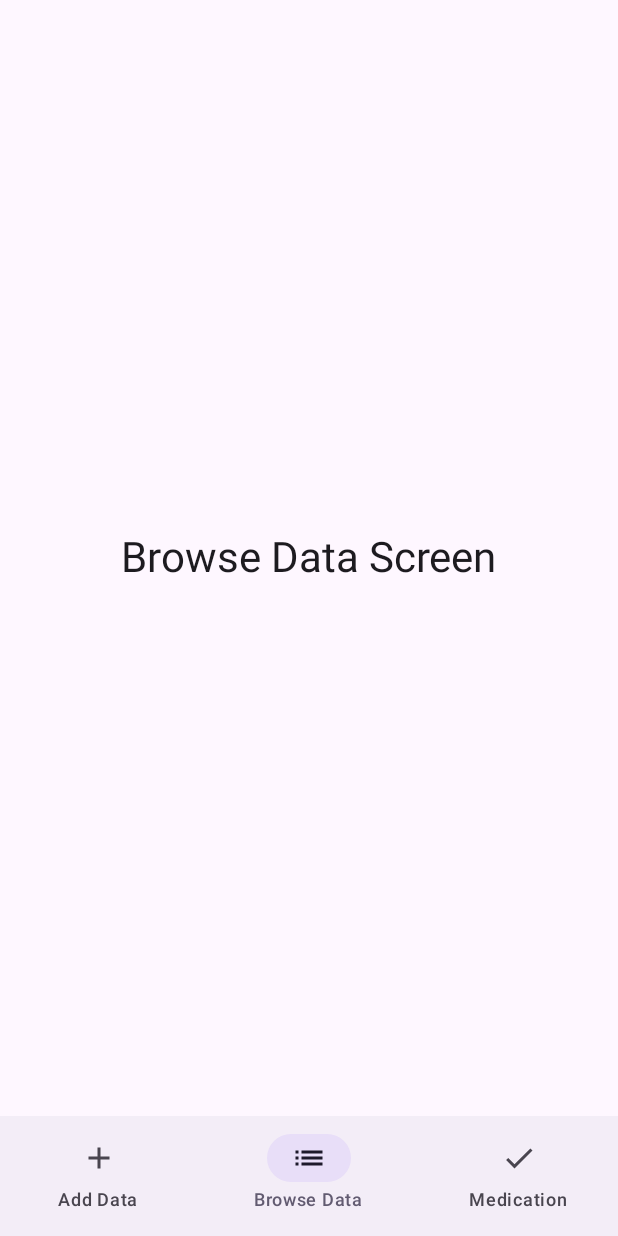
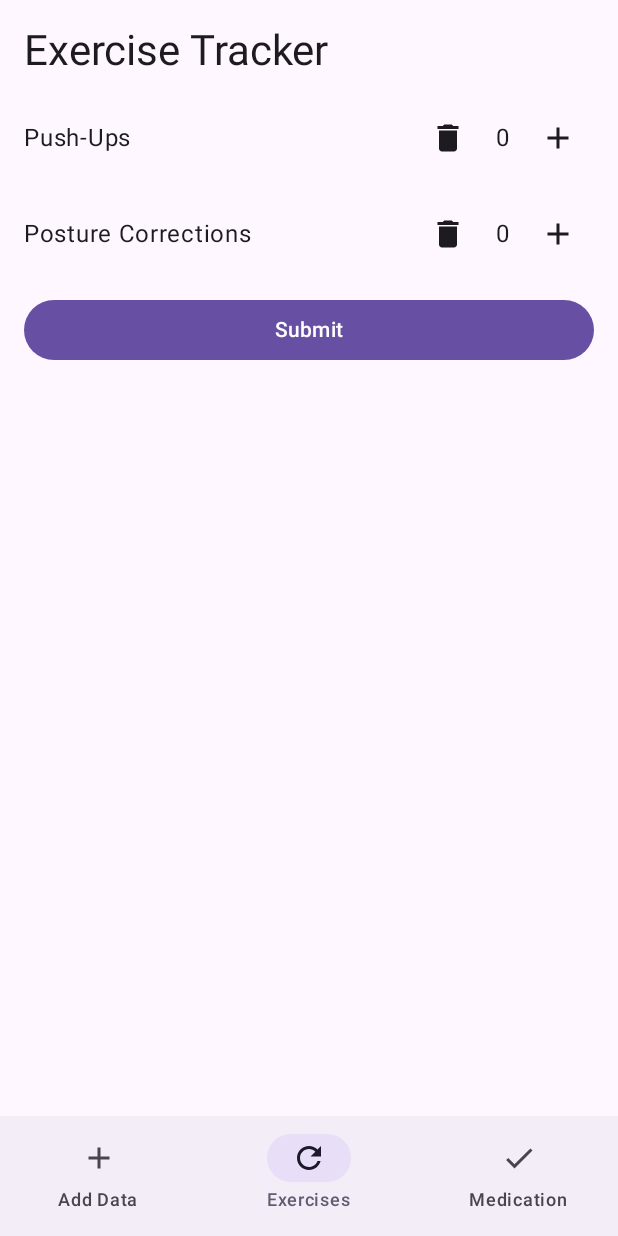
Before and after one commit to matyasmatta/matts-health-tracker, an Android app built with Jetpack Compose: the screen it shows after launch (MainActivity), item 2 of the bottom bar chosen, on a phone screen of 412 x 824 dp. Run offline under Robolectric (Android 15) with nearby library versions, the phone set to English and light mode, and no system bars.

Commit message:
added exercise counter

```diff
--- a/app/build.gradle.kts
+++ b/app/build.gradle.kts
@@ -13,7 +13,7 @@ android {
         minSdk = 33
         targetSdk = 34
         versionCode = 1
-        versionName = "1.0"
+        versionName = "1.1"
 
         testInstrumentationRunner = "androidx.test.runner.AndroidJUnitRunner"
     }
--- a/app/src/main/java/com/example/mattshealthtracker/MainActivity.kt
+++ b/app/src/main/java/com/example/mattshealthtracker/MainActivity.kt
@@ -18,11 +18,13 @@ import java.text.SimpleDateFormat
 import java.util.*
 import androidx.compose.material.icons.Icons
 import androidx.compose.material.icons.filled.Add
-import androidx.compose.material.icons.filled.List
 import androidx.compose.material.icons.filled.Check
 import androidx.compose.ui.graphics.vector.ImageVector
 import androidx.compose.foundation.lazy.LazyColumn
+import androidx.compose.material.icons.filled.Refresh
 import androidx.compose.runtime.Composable
+import android.content.Context
+import androidx.compose.material.icons.filled.Delete
 
 
 class MainActivity : ComponentActivity() {
@@ -41,7 +43,7 @@ class MainActivity : ComponentActivity() {
 
 sealed class BottomNavItem(val route: String, val label: String, val icon: ImageVector) {
     object AddData : BottomNavItem("add_data", "Add Data", Icons.Default.Add)
-    object BrowseData : BottomNavItem("browse_data", "Browse Data", Icons.Default.List)
+    object Exercises : BottomNavItem("exercises", "Exercises", Icons.Default.Refresh) // New tab
     object MedicationTracking : BottomNavItem("medication_tracking", "Medication", Icons.Default.Check) // New Screen
 }
 
@@ -55,7 +57,7 @@ fun HealthTrackerApp() {
             NavigationBar {
                 listOf(
                     BottomNavItem.AddData,
-                    BottomNavItem.BrowseData,
+                    BottomNavItem.Exercises,
                     BottomNavItem.MedicationTracking // Add to navigation bar
                 ).forEach { item ->
                     NavigationBarItem(
@@ -71,8 +73,112 @@ fun HealthTrackerApp() {
         Box(modifier = Modifier.padding(innerPadding)) {
             when (currentScreen) {
                 is BottomNavItem.AddData -> HealthTrackerScreen() // Add Data Screen
-                is BottomNavItem.BrowseData -> BrowseDataScreen() // Browse Data Screen
+                is BottomNavItem.Exercises -> ExercisesScreen() // Browse Data Screen
                 is BottomNavItem.MedicationTracking -> MedicationScreen() // Medication Screen
+            }
+        }
+    }
+}
+
+@Composable
+fun ExercisesScreen() {
+    val context = LocalContext.current
+    val dbhelper = ExerciseDatabaseHelper(context)
+    val preferences = context.getSharedPreferences("exercise_tracker", Context.MODE_PRIVATE)
+    val editor = preferences.edit()
+
+    var pushUps by remember { mutableStateOf(preferences.getInt("pushUps", 0)) }
+    var postureCorrections by remember { mutableStateOf(preferences.getInt("postureCorrections", 0)) }
+
+    Column(
+        modifier = Modifier
+            .fillMaxSize()
+            .padding(16.dp),
+        verticalArrangement = Arrangement.spacedBy(16.dp)
+    ) {
+        Text("Exercise Tracker", style = MaterialTheme.typography.headlineMedium)
+
+        ExerciseCounter(
+            label = "Push-Ups",
+            count = pushUps,
+            onIncrement = {
+                pushUps += 5
+                editor.putInt("pushUps", pushUps).apply()
+            },
+            onDecrement = {
+                if (pushUps > 0) {
+                    pushUps--
+                    editor.putInt("pushUps", pushUps).apply()
+                }
+            }
+        )
+
+        ExerciseCounter(
+            label = "Posture Corrections",
+            count = postureCorrections,
+            onIncrement = {
+                postureCorrections++
+                editor.putInt("postureCorrections", postureCorrections).apply()
+            },
+            onDecrement = {
+                if (postureCorrections > 0) {
+                    postureCorrections--
+                    editor.putInt("postureCorrections", postureCorrections).apply()
+                }
+            }
+        )
+
+        // Submit Button
+        Button(
+            onClick = {
+
+                // Insert data into the database
+                dbhelper.insertData(
+                    ExerciseData(
+                        id = 0, // Auto-increment ID
+                        timestamp = "", // Let the database handle the timestamp
+                        pushups = pushUps,
+                        posture = postureCorrections
+                    )
+                )
+                dbhelper.exportToCSV(context)
+
+                // Reset input fields
+                pushUps = 0
+                postureCorrections = 0
+
+                Toast.makeText(context, "Data submitted successfully!", Toast.LENGTH_SHORT).show()
+            },
+            modifier = Modifier.fillMaxWidth()
+        ) {
+            Text("Submit")
+        }
+    }
+}
+
+@Composable
+fun ExerciseCounter(
+    label: String,
+    count: Int,
+    onIncrement: () -> Unit,
+    onDecrement: () -> Unit
+) {
+    Row(
+        verticalAlignment = Alignment.CenterVertically,
+        horizontalArrangement = Arrangement.SpaceBetween,
+        modifier = Modifier.fillMaxWidth()
+    ) {
+        Text(label, style = MaterialTheme.typography.bodyLarge)
+
+        Row(
+            verticalAlignment = Alignment.CenterVertically
+        ) {
+            IconButton(onClick = onDecrement) {
+                Icon(imageVector = Icons.Default.Delete, contentDescription = "Minus One")
+            }
+            Text("$count", style = MaterialTheme.typography.bodyLarge, modifier = Modifier.padding(horizontal = 8.dp))
+            IconButton(onClick = onIncrement) {
+                Icon(imageVector = Icons.Default.Add, contentDescription = "Plus One")
             }
         }
     }
--- a/gradle/libs.versions.toml
+++ b/gradle/libs.versions.toml
@@ -8,9 +8,11 @@ espressoCore = "3.5.1"
 lifecycleRuntimeKtx = "2.6.1"
 activityCompose = "1.8.0"
 composeBom = "2024.04.01"
+material = "1.7.6"
 
 [libraries]
 androidx-core-ktx = { group = "androidx.core", name = "core-ktx", version.ref = "coreKtx" }
+androidx-material = { module = "androidx.compose.material:material", version.ref = "material" }
 junit = { group = "junit", name = "junit", version.ref = "junit" }
 androidx-junit = { group = "androidx.test.ext", name = "junit", version.ref = "junitVersion" }
 androidx-espresso-core = { group = "androidx.test.espresso", name = "espresso-core", version.ref = "espressoCore" }
```
Also changed, not shown: app/src/main/java/com/example/mattshealthtracker/ExerciseDatabaseHelper.kt (added, +120 -0 lines), app/src/main/java/com/example/mattshealthtracker/HealthData.kt (+7 -0 lines).
